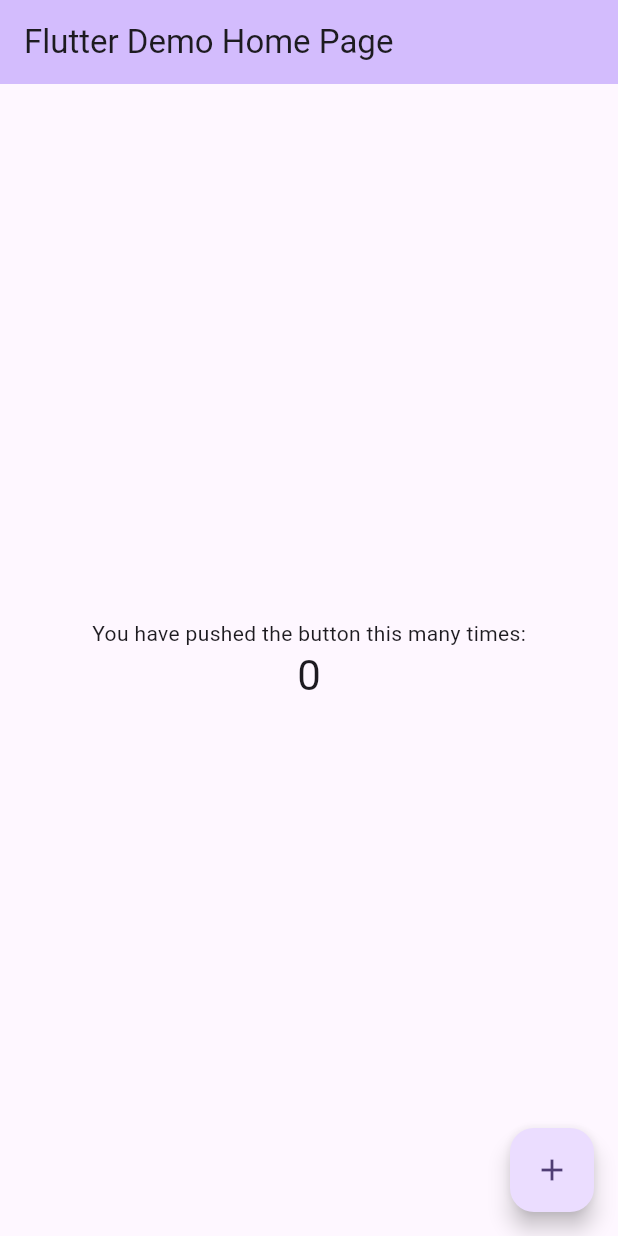
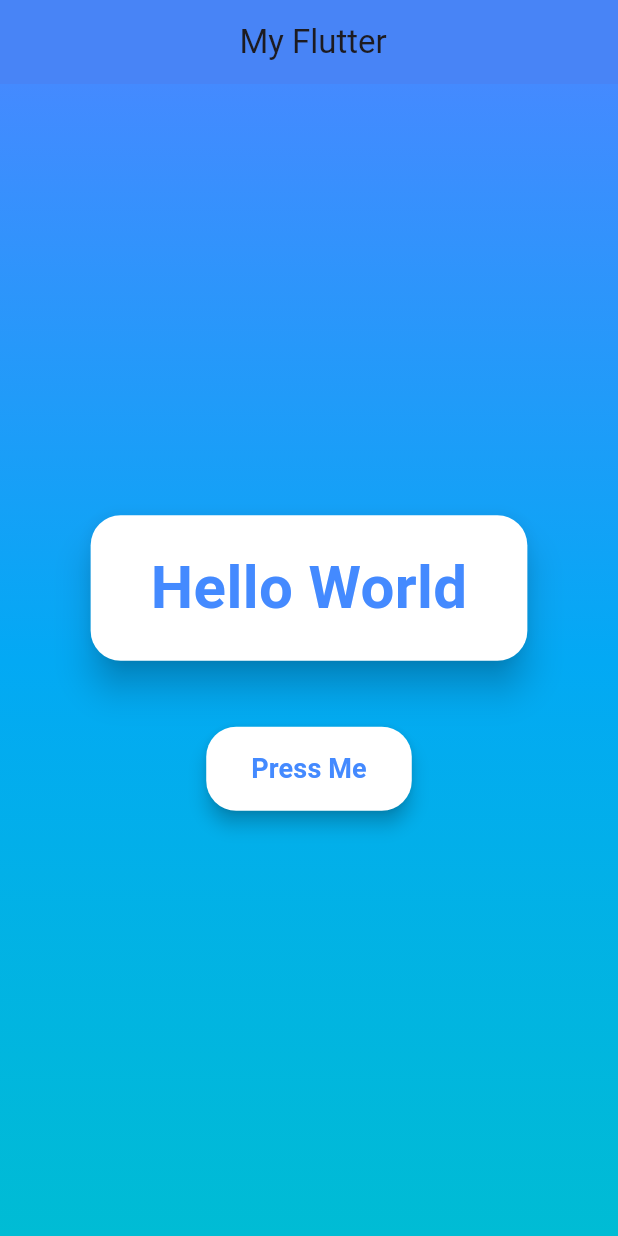
Before and after one commit to Md-Bari/assaignment, a Flutter app: the screen it shows after launch, on a phone screen of 412 x 824 dp. Run offline on Flutter 3.47's test engine with Material 3 defaults, Android fonts, the phone set to English and light mode, and no system bars.

Commit message:
problem 1 and 2

```diff
--- /dev/null
+++ b/lib/home.dart
@@ -0,0 +1,89 @@
+import 'package:flutter/material.dart';
+
+class HomeScreen extends StatefulWidget {
+  const HomeScreen({super.key});
+
+  @override
+  State<HomeScreen> createState() => _HomeScreenState();
+}
+
+class _HomeScreenState extends State<HomeScreen> {
+  String displayText = 'Hello World';
+
+  void _changeText() {
+    setState(() {
+      displayText = 'Button Pressed!';
+    });
+  }
+
+  @override
+  Widget build(BuildContext context) {
+    return Scaffold(
+      appBar: AppBar(
+        title: const Text(" My Flutter"),
+        backgroundColor: Colors.blueAccent,
+        centerTitle: true,
+        elevation: 5,
+      ),
+      body: Container(
+        decoration: const BoxDecoration(
+          gradient: LinearGradient(
+            colors: [Colors.blueAccent, Colors.lightBlue, Colors.cyan],
+            begin: Alignment.topCenter,
+            end: Alignment.bottomCenter,
+          ),
+        ),
+        child: Center(
+          child: Column(
+            mainAxisAlignment: MainAxisAlignment.center,
+            children: [
+              Card(
+                elevation: 10,
+                shape: RoundedRectangleBorder(
+                  borderRadius: BorderRadius.circular(20),
+                ),
+                color: Colors.white,
+                child: Padding(
+                  padding: const EdgeInsets.symmetric(vertical: 20, horizontal: 40),
+                  child: AnimatedSwitcher(
+                    duration: const Duration(milliseconds: 500),
+                    transitionBuilder: (Widget child, Animation<double> animation) {
+                      return FadeTransition(opacity: animation, child: child);
+                    },
+                    child: Text(
+                      displayText,
+                      key: ValueKey<String>(displayText),
+                      style: const TextStyle(
+                        fontSize: 40,
+                        color: Colors.blueAccent,
+                        fontWeight: FontWeight.bold,
+                      ),
+                    ),
+                  ),
+                ),
+              ),
+              const SizedBox(height: 40),
+              ElevatedButton(
+                onPressed: _changeText,
+                style: ElevatedButton.styleFrom(
+                  backgroundColor: Colors.white,
+                  foregroundColor: Colors.blueAccent,
+                  padding: const EdgeInsets.symmetric(horizontal: 30, vertical: 15),
+                  shape: RoundedRectangleBorder(
+                    borderRadius: BorderRadius.circular(20),
+                  ),
+                  shadowColor: Colors.black,
+                  elevation: 5,
+                ),
+                child: const Text(
+                  "Press Me",
+                  style: TextStyle(fontSize: 18, fontWeight: FontWeight.bold),
+                ),
+              ),
+            ],
+          ),
+        ),
+      ),
+    );
+  }
+}
--- a/lib/main.dart
+++ b/lib/main.dart
@@ -1,4 +1,5 @@
 import 'package:flutter/material.dart';
+import 'home.dart';
 
 void main() {
   runApp(const MyApp());
@@ -7,119 +8,11 @@
 class MyApp extends StatelessWidget {
   const MyApp({super.key});
 
-  // This widget is the root of your application.
   @override
   Widget build(BuildContext context) {
     return MaterialApp(
-      title: 'Flutter Demo',
-      theme: ThemeData(
-        // This is the theme of your application.
-        //
-        // TRY THIS: Try running your application with "flutter run". You'll see
-        // the application has a purple toolbar. Then, without quitting the app,
-        // try changing the seedColor in the colorScheme below to Colors.green
-        // and then invoke "hot reload" (save your changes or press the "hot
-        // reload" button in a Flutter-supported IDE, or press "r" if you used
-        // the command line to start the app).
-        //
-        // Notice that the counter didn't reset back to zero; the application
-        // state is not lost during the reload. To reset the state, use hot
-        // restart instead.
-        //
-        // This works for code too, not just values: Most code changes can be
-        // tested with just a hot reload.
-        colorScheme: ColorScheme.fromSeed(seedColor: Colors.deepPurple),
-        useMaterial3: true,
-      ),
-      home: const MyHomePage(title: 'Flutter Demo Home Page'),
+      debugShowCheckedModeBanner: false,
+      home: const HomeScreen(),
     );
   }
 }
-
-class MyHomePage extends StatefulWidget {
-  const MyHomePage({super.key, required this.title});
-
-  // This widget is the home page of your application. It is stateful, meaning
-  // that it has a State object (defined below) that contains fields that affect
-  // how it looks.
-
-  // This class is the configuration for the state. It holds the values (in this
-  // case the title) provided by the parent (in this case the App widget) and
-  // used by the build method of the State. Fields in a Widget subclass are
-  // always marked "final".
-
-  final String title;
-
-  @override
-  State<MyHomePage> createState() => _MyHomePageState();
-}
-
-class _MyHomePageState extends State<MyHomePage> {
-  int _counter = 0;
-
-  void _incrementCounter() {
-    setState(() {
-      // This call to setState tells the Flutter framework that something has
-      // changed in this State, which causes it to rerun the build method below
-      // so that the display can reflect the updated values. If we changed
-      // _counter without calling setState(), then the build method would not be
-      // called again, and so nothing would appear to happen.
-      _counter++;
-    });
-  }
-
-  @override
-  Widget build(BuildContext context) {
-    // This method is rerun every time setState is called, for instance as done
-    // by the _incrementCounter method above.
-    //
-    // The Flutter framework has been optimized to make rerunning build methods
-    // fast, so that you can just rebuild anything that needs updating rather
-    // than having to individually change instances of widgets.
-    return Scaffold(
-      appBar: AppBar(
-        // TRY THIS: Try changing the color here to a specific color (to
-        // Colors.amber, perhaps?) and trigger a hot reload to see the AppBar
-        // change color while the other colors stay the same.
-        backgroundColor: Theme.of(context).colorScheme.inversePrimary,
-        // Here we take the value from the MyHomePage object that was created by
-        // the App.build method, and use it to set our appbar title.
-        title: Text(widget.title),
-      ),
-      body: Center(
-        // Center is a layout widget. It takes a single child and positions it
-        // in the middle of the parent.
-        child: Column(
-          // Column is also a layout widget. It takes a list of children and
-          // arranges them vertically. By default, it sizes itself to fit its
-          // children horizontally, and tries to be as tall as its parent.
-          //
-          // Column has various properties to control how it sizes itself and
-          // how it positions its children. Here we use mainAxisAlignment to
-          // center the children vertically; the main axis here is the vertical
-          // axis because Columns are vertical (the cross axis would be
-          // horizontal).
-          //
-          // TRY THIS: Invoke "debug painting" (choose the "Toggle Debug Paint"
-          // action in the IDE, or press "p" in the console), to see the
-          // wireframe for each widget.
-          mainAxisAlignment: MainAxisAlignment.center,
-          children: <Widget>[
-            const Text(
-              'You have pushed the button this many times:',
-            ),
-            Text(
-              '$_counter',
-              style: Theme.of(context).textTheme.headlineMedium,
-            ),
-          ],
-        ),
-      ),
-      floatingActionButton: FloatingActionButton(
-        onPressed: _incrementCounter,
-        tooltip: 'Increment',
-        child: const Icon(Icons.add),
-      ), // This trailing comma makes auto-formatting nicer for build methods.
-    );
-  }
-}
```
